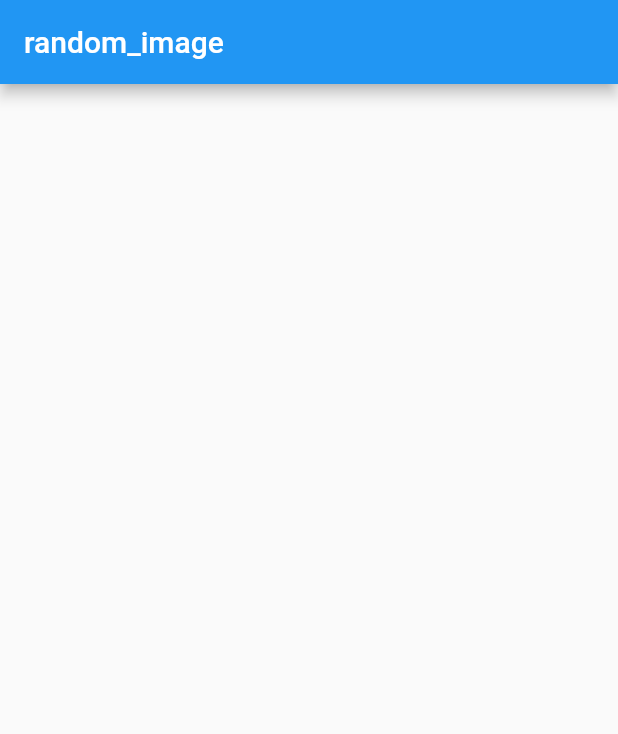
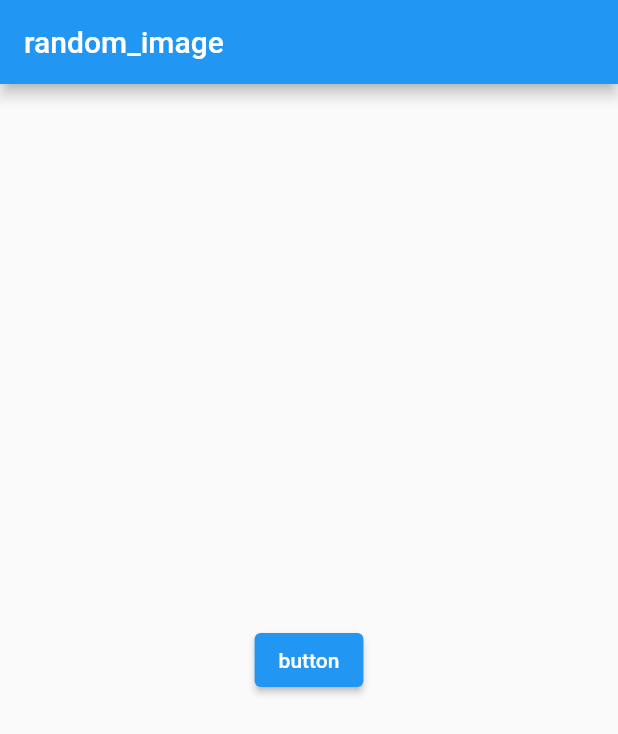
Before and after one commit to kohfuru/random_images_app, a Flutter app: the screen it shows after launch, on a phone screen of 412 x 824 dp. Shown: the top 734 px of the screen. Run offline on Flutter 3.47's test engine with Material 2 defaults, Android fonts, the phone set to English and light mode, and no system bars.

Commit message:
add button
lib/main.dartにボタン機能を追加

```diff
--- a/lib/main.dart
+++ b/lib/main.dart
@@ -15,7 +15,22 @@ class MyApp extends StatelessWidget {
         appBar: AppBar(
           title: const Text("random_image"),
         ),
+        body: const Center(
+          child: RandomImages(),
+        ),
       ),
     );
   }
 }
+
+class RandomImages extends StatelessWidget {
+  const RandomImages({super.key});
+  // void onPressed = ;
+
+  @override
+  Widget build(BuildContext context) {
+    return Container(
+      child: ElevatedButton(onPressed: () {}, child: const Text("button")),
+    );
+  }
+}
```
